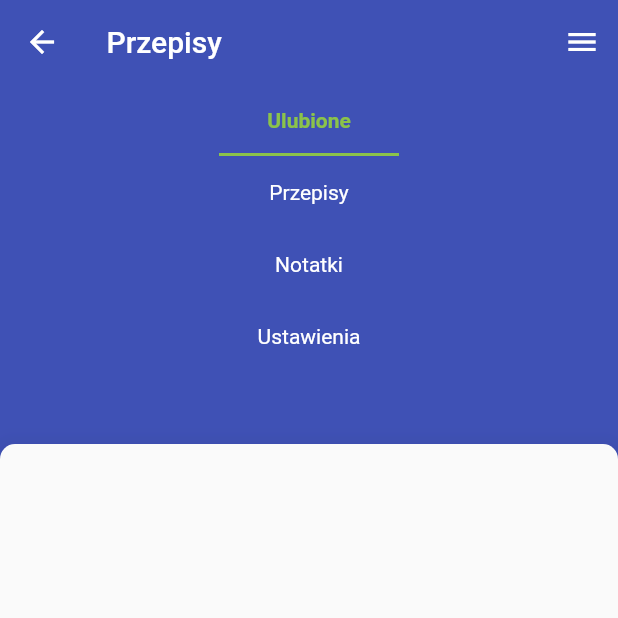
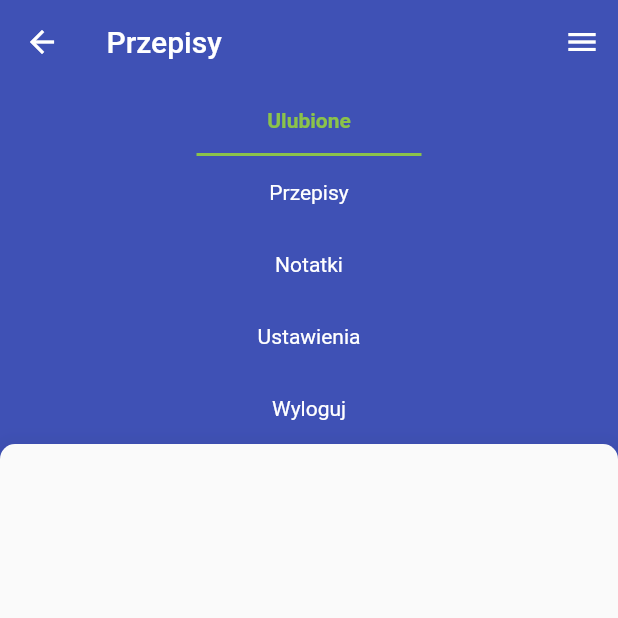
Before and after one commit to tplocic20/Przepisnik-v3, a Flutter app: the Backdrop screen opened directly with empty values, after a tap on the "menu" icon, on a phone screen of 412 x 824 dp, the top half of it. Run offline on Flutter 3.47's test engine with Material 2 defaults, Android fonts, the phone set to English and light mode, and no system bars; our stand-ins replace firebase_auth, firebase_database; missing offline and left inert: flutter_statusbarcolor; accounts and stored records are empty; Roboto replaces fonts that are missing (Poppins); statements that could not run were skipped.

```diff
--- a/lib/components/shared/navigation-menu.dart
+++ b/lib/components/shared/navigation-menu.dart
@@ -10,11 +10,40 @@ class NavigationMenu extends StatelessWidget {
 
   @override
   Widget build(BuildContext context) {
+
+    Widget _buildRoute(Routes route) {
+      final ThemeData theme = Theme.of(context);
+      return GestureDetector(
+        onTap: () {
+          print('elo');
+        },
+        child: Column(
+          children: <Widget>[
+            Padding(
+              padding: EdgeInsets.only(top: 16, bottom: 14),
+              child: Text(
+                getRouteName(route),
+                style: TextStyle(
+                    color: route == routeScope ? theme.accentColor : Colors.white,
+                    fontWeight: route == routeScope ? FontWeight.bold : FontWeight.normal),
+                textAlign: TextAlign.end,
+              ),
+            ),
+            Container(
+              width: 150.0,
+              height: 2.0,
+              color: route == routeScope ? theme.accentColor : theme.primaryColor,
+            ),
+          ],
+        ),
+      );
+    }
+
     return Container(
       color: Theme.of(context).primaryColor,
       child: ListView(
           children: Routes.values
-              .map((Routes r) => _buildRoute(r, context))
+              .map((Routes r) => _buildRoute(r))
               .toList()),
     );
   }
@@ -33,33 +62,9 @@ class NavigationMenu extends StatelessWidget {
       case Routes.settings:
         return 'Ustawienia';
         break;
+      case Routes.logout:
+        return 'Wyloguj';
+        break;
     }
   }
-
-  Widget _buildRoute(Routes route, BuildContext context) {
-    final ThemeData theme = Theme.of(context);
-    return GestureDetector(
-      onTap: () {
-        print('elo');
-      },
-      child: Column(
-              children: <Widget>[
-                SizedBox(height: 16.0),
-                Text(
-                  getRouteName(route),
-                  style: TextStyle(
-                      color: route == routeScope ? theme.accentColor : Colors.white,
-                      fontWeight: route == routeScope ? FontWeight.bold : FontWeight.normal),
-                  textAlign: TextAlign.center,
-                ),
-                SizedBox(height: 14.0),
-                Container(
-                  width: 120.0,
-                  height: 2.0,
-                  color: route == routeScope ? theme.accentColor : theme.primaryColor,
-                ),
-              ],
-            ),
-    );
-  }
 }
--- a/lib/models/routes.dart
+++ b/lib/models/routes.dart
@@ -2,5 +2,6 @@ enum Routes {
   favourites,
   recipes,
   notes,
-  settings
+  settings,
+  logout
 }
```
Also changed, not shown: lib/components/recipes/recipes.dart (+4 -18 lines), lib/components/shared/BottomModalWrapper.dart (added, +22 -0 lines), lib/components/single-recipe/single-recipe.dart (+22 -2 lines).
